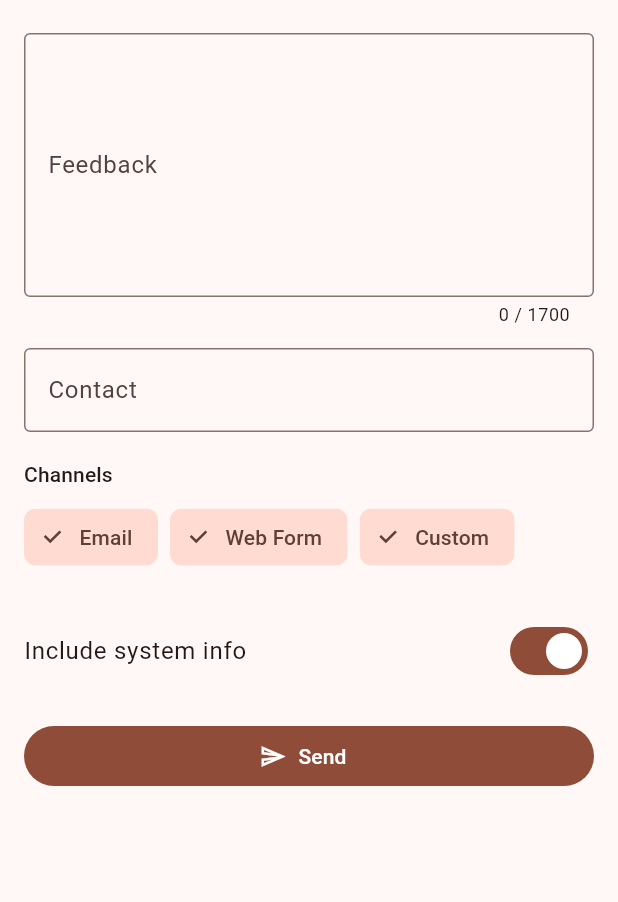
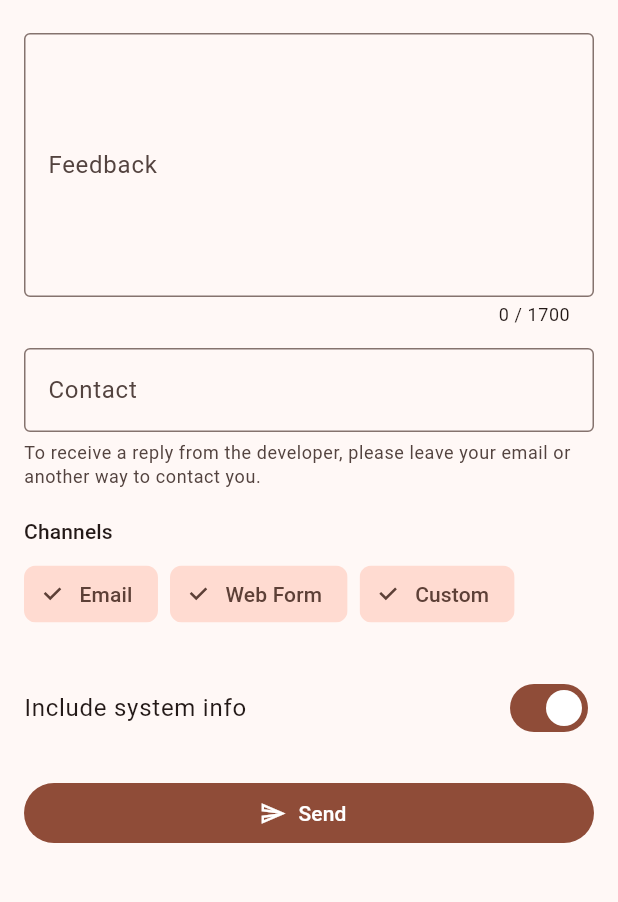
Before and after one commit to kyinwind/app_help_center, a Flutter app: the screen it shows after launch, after a tap on "Mark All Read", after a tap on "Pinned", after a tap on "Send Feedback", on a phone screen of 412 x 824 dp, the part 282-1184 px from its top. Run offline on Flutter 3.47's test engine with Material 3 defaults, Android fonts, the phone set to English and light mode, and no system bars; our stand-ins replace image_picker, shared_preferences; network calls fail.

```diff
--- a/lib/src/l10n/app_help_center_localizations.dart
+++ b/lib/src/l10n/app_help_center_localizations.dart
@@ -89,7 +89,9 @@ class AppHelpCenterLocalizations {
     'feedbackContent': 'Feedback',
     'feedbackContentHint': 'Tell us what happened or what you expected.',
     'feedbackContact': 'Contact',
-    'feedbackContactHint': 'Email or other contact info (optional)',
+    'feedbackContactHint': 'Contact info (optional; required for a reply)',
+    'feedbackContactNote':
+        'To receive a reply from the developer, please leave your email or another way to contact you.',
     'feedbackChannels': 'Channels',
     'feedbackIncludeSystemInfo': 'Include system info',
     'feedbackSubmit': 'Send',
@@ -154,7 +156,8 @@ class AppHelpCenterLocalizations {
     'feedbackContent': '反馈内容',
     'feedbackContentHint': '请描述你遇到的问题，或希望如何改进。',
     'feedbackContact': '联系方式',
-    'feedbackContactHint': '邮箱或其他联系方式（可选）',
+    'feedbackContactHint': '联系方式（选填，不填则作者无法回复）',
+    'feedbackContactNote': '如需作者回复，请留下邮箱或其他可联系到你的方式。',
     'feedbackChannels': '反馈渠道',
     'feedbackIncludeSystemInfo': '附带系统信息',
     'feedbackSubmit': '发送',
--- a/lib/src/views/help_feedback_page.dart
+++ b/lib/src/views/help_feedback_page.dart
@@ -127,6 +127,15 @@ class _HelpFeedbackPageState extends State<HelpFeedbackPage> {
                         hintText: l10n.text('feedbackContactHint'),
                         border: const OutlineInputBorder(),
                       ),
+                    ),
+                    const SizedBox(height: 6),
+                    // Persistent hint so users know a missing contact means no
+                    // reply. Mirrors SwiftHelpCenter's FeedbackView.contactHint.
+                    Text(
+                      l10n.text('feedbackContactNote'),
+                      style: Theme.of(context).textTheme.bodySmall?.copyWith(
+                            color: Theme.of(context).colorScheme.onSurfaceVariant,
+                          ),
                     ),
                     if (_feedback.allowChannelSelection &&
                         _feedback.availableChannels.length > 1) ...[
```
Also changed, not shown: analysis_options.yaml (+9 -0 lines), example/pubspec.lock, 5 other files.
